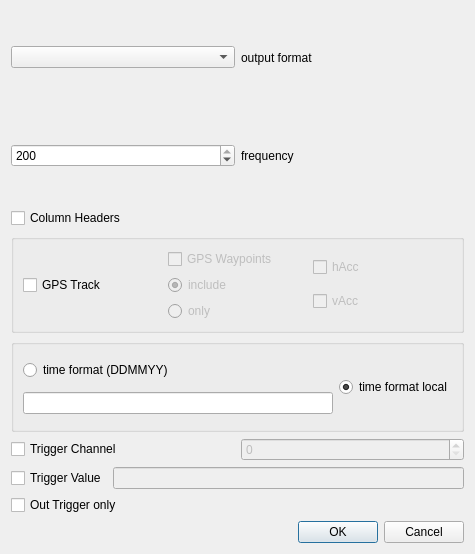
The window that src/ui/aqkmlgpxoptions.ui (mpaperno/qgroundcontrol_aq) describes before a commit, drawn with Qt 5.
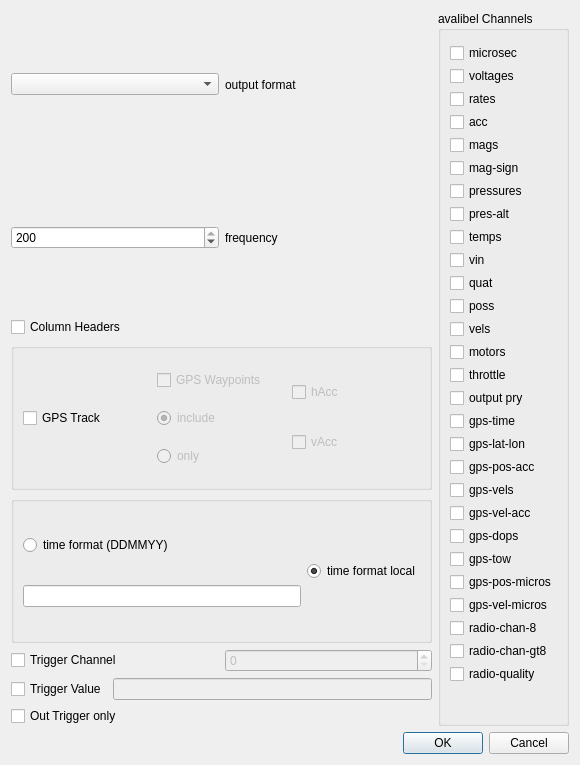
The same window after the commit.

Diff of the .ui file:
```diff
--- a/src/ui/aqkmlgpxoptions.ui
+++ b/src/ui/aqkmlgpxoptions.ui
@@ -6,14 +6,16 @@
    <rect>
     <x>0</x>
     <y>0</y>
-    <width>475</width>
-    <height>554</height>
+    <width>580</width>
+    <height>765</height>
    </rect>
   </property>
   <property name="windowTitle">
    <string>Dialog</string>
   </property>
-  <layout class="QVBoxLayout" name="verticalLayout_6">
+  <layout class="QVBoxLayout" name="verticalLayout_7">
+   <item>
+    <layout class="QHBoxLayout" name="horizontalLayout_8">
    <item>
     <layout class="QVBoxLayout" name="verticalLayout_5">
      <item>
@@ -225,6 +227,220 @@
        <property name="text">
         <string>Out Trigger only</string>
        </property>
+        </widget>
+       </item>
+      </layout>
+     </item>
+     <item>
+      <widget class="QGroupBox" name="groupBox_3">
+       <property name="title">
+        <string>avalibel Channels</string>
+       </property>
+       <layout class="QHBoxLayout" name="horizontalLayout_7">
+        <item>
+         <layout class="QVBoxLayout" name="verticalLayout_6">
+          <property name="spacing">
+           <number>0</number>
+          </property>
+          <item>
+           <widget class="QCheckBox" name="microsec">
+            <property name="text">
+             <string>microsec</string>
+            </property>
+           </widget>
+          </item>
+          <item>
+           <widget class="QCheckBox" name="voltages">
+            <property name="text">
+             <string>voltages</string>
+            </property>
+           </widget>
+          </item>
+          <item>
+           <widget class="QCheckBox" name="rates">
+            <property name="text">
+             <string>rates</string>
+            </property>
+           </widget>
+          </item>
+          <item>
+           <widget class="QCheckBox" name="acc">
+            <property name="text">
+             <string>acc</string>
+            </property>
+           </widget>
+          </item>
+          <item>
+           <widget class="QCheckBox" name="mags">
+            <property name="text">
+             <string>mags</string>
+            </property>
+           </widget>
+          </item>
+          <item>
+           <widget class="QCheckBox" name="mag_sign">
+            <property name="text">
+             <string>mag-sign</string>
+            </property>
+           </widget>
+          </item>
+          <item>
+           <widget class="QCheckBox" name="pressures">
+            <property name="text">
+             <string>pressures</string>
+            </property>
+           </widget>
+          </item>
+          <item>
+           <widget class="QCheckBox" name="pres_alt">
+            <property name="text">
+             <string>pres-alt</string>
+            </property>
+           </widget>
+          </item>
+          <item>
+           <widget class="QCheckBox" name="temps">
+            <property name="text">
+             <string>temps</string>
+            </property>
+           </widget>
+          </item>
+          <item>
+           <widget class="QCheckBox" name="vin">
+            <property name="text">
+             <string>vin</string>
+            </property>
+           </widget>
+          </item>
+          <item>
+           <widget class="QCheckBox" name="quat">
+            <property name="text">
+             <string>quat</string>
+            </property>
+           </widget>
+          </item>
+          <item>
+           <widget class="QCheckBox" name="poss">
+            <property name="text">
+             <string>poss</string>
+            </property>
+           </widget>
+          </item>
+          <item>
+           <widget class="QCheckBox" name="vels">
+            <property name="text">
+             <string>vels</string>
+            </property>
+           </widget>
+          </item>
+          <item>
+           <widget class="QCheckBox" name="motors">
+            <property name="text">
+             <string>motors</string>
+            </property>
+           </widget>
+          </item>
+          <item>
+           <widget class="QCheckBox" name="throttle">
+            <property name="text">
+             <string>throttle</string>
+            </property>
+           </widget>
+          </item>
+          <item>
+           <widget class="QCheckBox" name="output_pry">
+            <property name="text">
+             <string>output pry</string>
+            </property>
+           </widget>
+          </item>
+          <item>
+           <widget class="QCheckBox" name="gps_time">
+            <property name="text">
+             <string>gps-time</string>
+            </property>
+           </widget>
+          </item>
+          <item>
+           <widget class="QCheckBox" name="gps_lat_lon">
+            <property name="text">
+             <string>gps-lat-lon</string>
+            </property>
+           </widget>
+          </item>
+          <item>
+           <widget class="QCheckBox" name="gps_pos_acc">
+            <property name="text">
+             <string>gps-pos-acc</string>
+            </property>
+           </widget>
+          </item>
+          <item>
+           <widget class="QCheckBox" name="gps_vels">
+            <property name="text">
+             <string>gps-vels</string>
+            </property>
+           </widget>
+          </item>
+          <item>
+           <widget class="QCheckBox" name="gps_vel_acc">
+            <property name="text">
+             <string>gps-vel-acc</string>
+            </property>
+           </widget>
+          </item>
+          <item>
+           <widget class="QCheckBox" name="gps_dops">
+            <property name="text">
+             <string>gps-dops</string>
+            </property>
+           </widget>
+          </item>
+          <item>
+           <widget class="QCheckBox" name="gps_tow">
+            <property name="text">
+             <string>gps-tow</string>
+            </property>
+           </widget>
+          </item>
+          <item>
+           <widget class="QCheckBox" name="gps_pos_micros">
+            <property name="text">
+             <string>gps-pos-micros</string>
+            </property>
+           </widget>
+          </item>
+          <item>
+           <widget class="QCheckBox" name="gps_vel_micros">
+            <property name="text">
+             <string>gps-vel-micros</string>
+            </property>
+           </widget>
+          </item>
+          <item>
+           <widget class="QCheckBox" name="radio_chan_8">
+            <property name="text">
+             <string>radio-chan-8</string>
+            </property>
+           </widget>
+          </item>
+          <item>
+           <widget class="QCheckBox" name="radio_chan_gt8">
+            <property name="text">
+             <string>radio-chan-gt8</string>
+            </property>
+           </widget>
+          </item>
+          <item>
+           <widget class="QCheckBox" name="radio_quality">
+            <property name="text">
+             <string>radio-quality</string>
+            </property>
+           </widget>
+          </item>
+         </layout>
+        </item>
+       </layout>
       </widget>
      </item>
     </layout>
```
Lines whose indentation alone changed are shown as unchanged.
